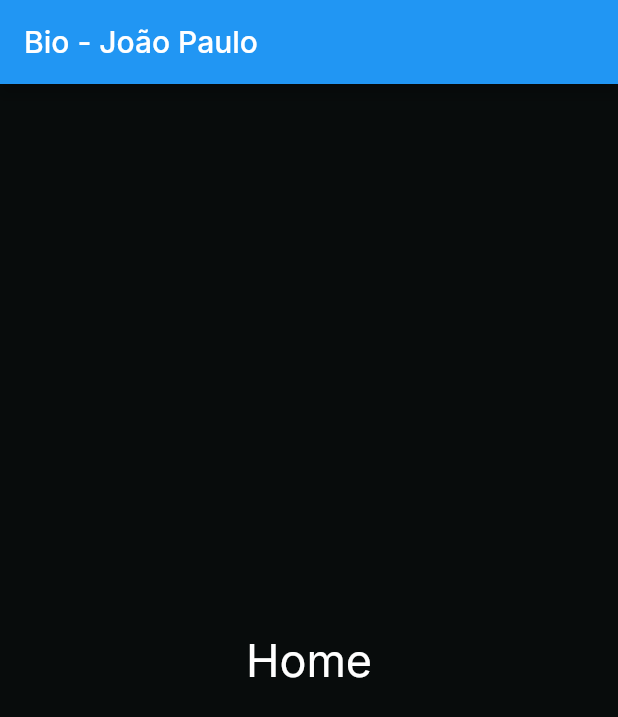
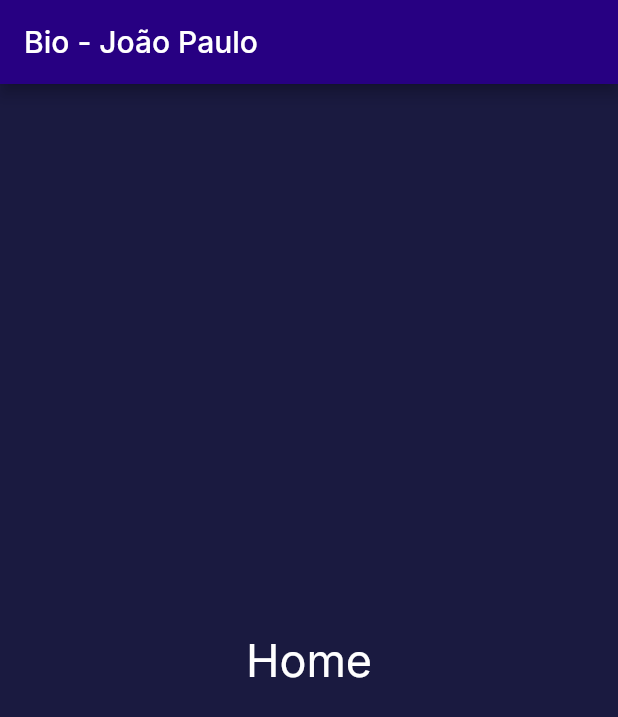
Before and after one commit to joaopaulovieira-dev/bio, a Flutter app: the screen it shows after launch, on a phone screen of 412 x 824 dp. Shown: the top 717 px of the screen. Run offline on Flutter 3.47's test engine with Material 2 defaults, Android fonts, the phone set to English and light mode, and no system bars; our stand-ins replace google_fonts.

Commit message:
Editando Home.

```diff
--- a/lib/modules/home/home_page.dart
+++ b/lib/modules/home/home_page.dart
@@ -14,6 +14,7 @@ class _HomePageState extends State<HomePage> {
     return Scaffold(
       appBar: AppBar(
         title: const Text('Bio - João Paulo'),
+        backgroundColor: AppColors.primary,
       ),
       body: Container(
         color: AppColors.background,
@@ -22,7 +23,7 @@ class _HomePageState extends State<HomePage> {
             'Home',
             style: TextStyle(
               fontSize: 30,
-              color: Colors.white,
+              color: AppColors.title,
             ),
           ),
         ),
--- a/lib/theme/app_colors.dart
+++ b/lib/theme/app_colors.dart
@@ -1,10 +1,12 @@
 import 'package:flutter/material.dart';
 
 class AppColors {
-  static const background = Color(0xFF080c0c);
+  //static const background = Color(0xFF080c0c);
+  static const background = Color(0xFF1A1A40);
+  static const primary = Color(0xFF270082);
 
-  static const primary = Color(0xFF080c0c);
-  static const secondary = Color(0xFF585666);
+  static const secondary = Color(0xFF7A0BC0);
+  static const secondaryLight = Color(0xFFFA58B6);
   static const grey = Color(0xFF585666);
   static const delete = Color(0xFFE83F5B);
   static const heading = Color(0xFF585666);
@@ -12,4 +14,6 @@ class AppColors {
   static const stroke = Color(0xFFE3E3E6);
   static const shape = Color(0xFFFAFAFC);
   static const input = Color(0xFFB1B0B8);
+  //title
+  static const title = Color(0xFFFFFFFF);
 }
```
